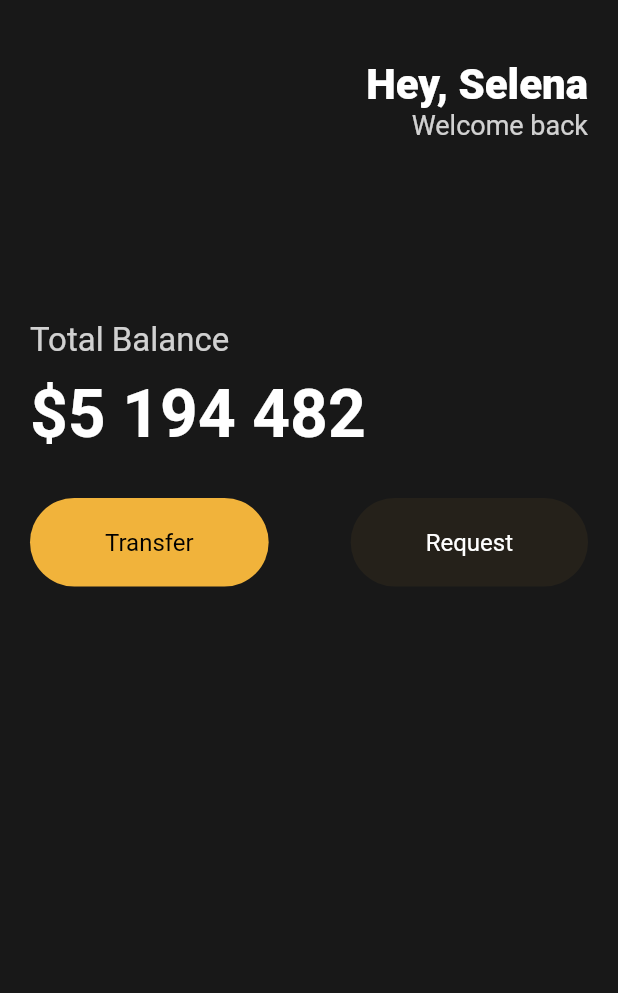
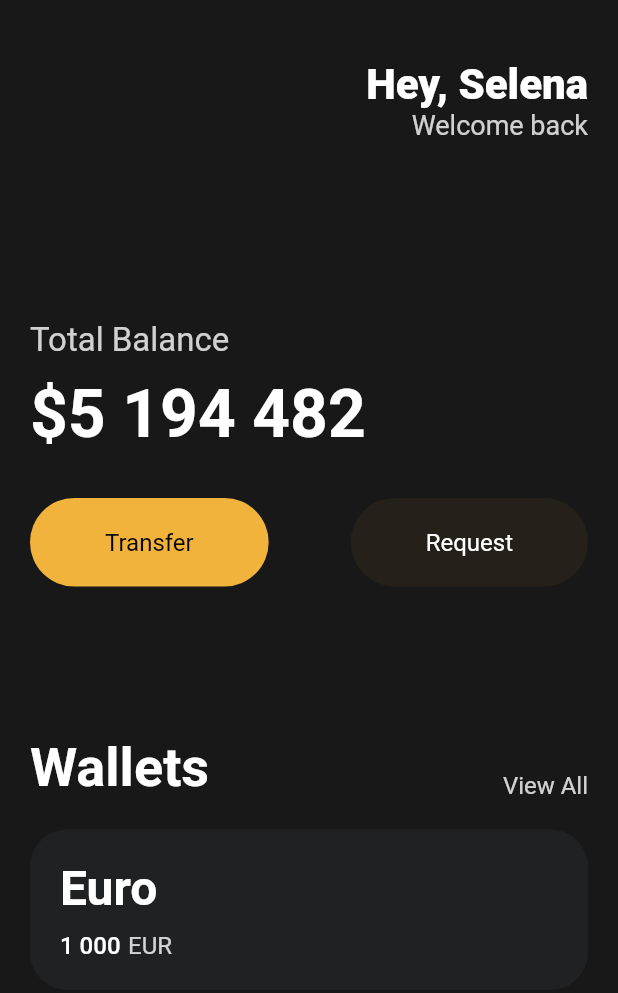
Before and after one commit to jonsoku-dev/flutter-webtoon, a Flutter app: the screen it shows after launch, on a phone screen of 412 x 824 dp. Shown: the top 993 px of the screen. Run offline on Flutter 3.47's test engine with Material 2 defaults, Android fonts, the phone set to English and light mode, and no system bars.

Commit message:
feat: Cards

```diff
--- a/lib/main.dart
+++ b/lib/main.dart
@@ -85,6 +85,85 @@ class App extends StatelessWidget {
                     )
                   ],
                 ),
+                const SizedBox(height: 100),
+                Row(
+                  mainAxisAlignment: MainAxisAlignment.spaceBetween,
+                  crossAxisAlignment: CrossAxisAlignment.end,
+                  children: [
+                    const Text(
+                      'Wallets',
+                      style: TextStyle(
+                        color: Colors.white,
+                        fontSize: 36,
+                        fontWeight: FontWeight.w600,
+                      ),
+                    ),
+                    Text(
+                      'View All',
+                      style: TextStyle(
+                        color: Colors.white.withOpacity(0.8),
+                        fontSize: 16,
+                      ),
+                    ),
+                  ],
+                ),
+                const SizedBox(
+                  height: 20,
+                ),
+                Container(
+                  decoration: BoxDecoration(
+                    color: const Color(0xFF1F2123),
+                    borderRadius: BorderRadius.circular(25),
+                  ),
+                  child: Padding(
+                    padding: const EdgeInsets.symmetric(
+                      vertical: 20,
+                      horizontal: 20,
+                    ),
+                    child: Row(
+                      children: [
+                        Column(
+                          crossAxisAlignment: CrossAxisAlignment.start,
+                          children: [
+                            const Text(
+                              'Euro',
+                              style: TextStyle(
+                                color: Colors.white,
+                                fontWeight: FontWeight.w600,
+                                fontSize: 32,
+                              ),
+                            ),
+                            const SizedBox(
+                              height: 10,
+                            ),
+                            Row(
+                              children: [
+                                const Text(
+                                  '1 000',
+                                  style: TextStyle(
+                                    color: Colors.white,
+                                    fontSize: 16,
+                                    fontWeight: FontWeight.w500,
+                                  ),
+                                ),
+                                const SizedBox(
+                                  width: 5,
+                                ),
+                                Text(
+                                  'EUR',
+                                  style: TextStyle(
+                                    color: Colors.white.withOpacity(0.8),
+                                    fontSize: 16,
+                                  ),
+                                ),
+                              ],
+                            )
+                          ],
+                        ),
+                      ],
+                    ),
+                  ),
+                ),
               ],
             ),
           )),
```
